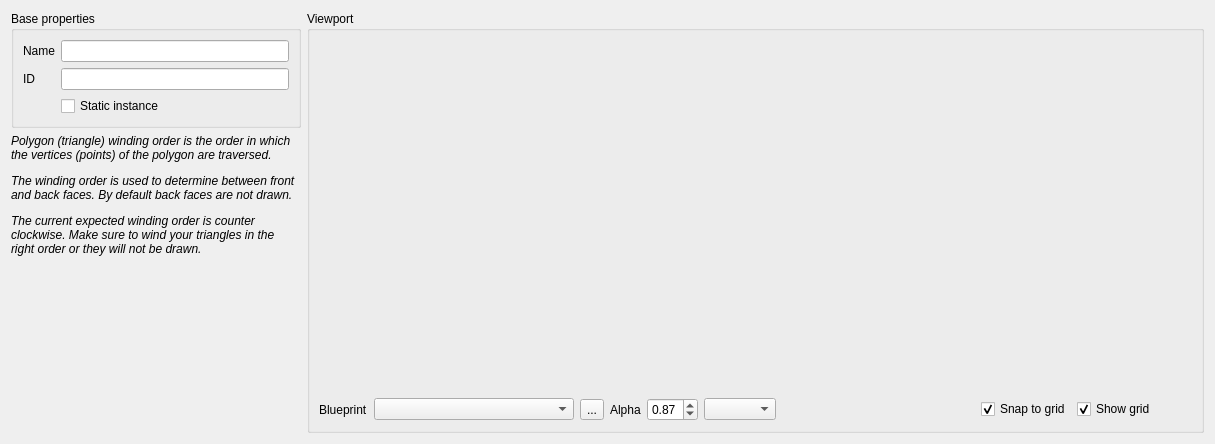
This is editor/gui/polygonwidget.ui in ensisoft/detonator as Qt 5 draws it before an edit. The edited form follows.
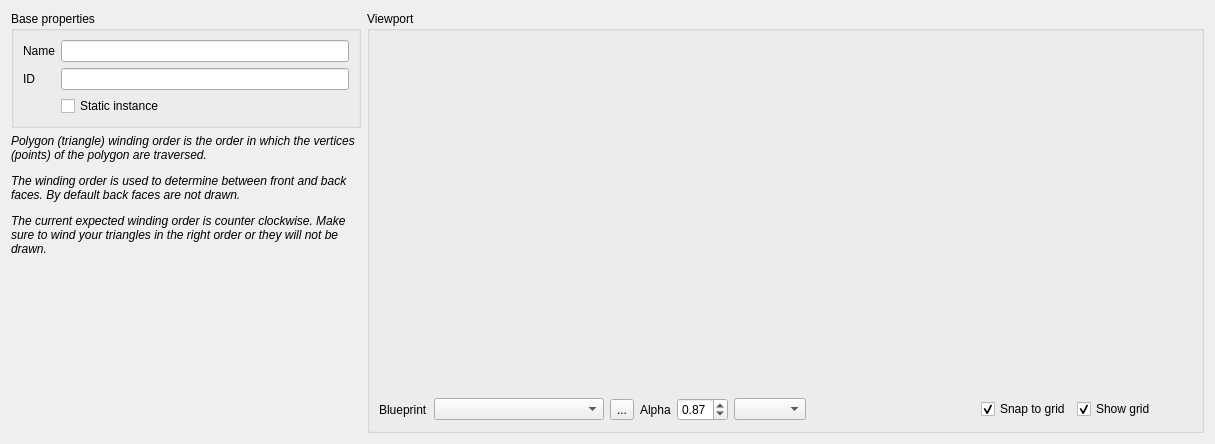
This is the edited form. Icons and pictures are not drawn. Custom widgets are drawn as their Qt base class.

What changed in the file:
```diff
--- a/editor/gui/polygonwidget.ui
+++ b/editor/gui/polygonwidget.ui
@@ -22,6 +22,18 @@
     <layout class="QVBoxLayout" name="verticalLayout_3">
      <item>
       <widget class="QGroupBox" name="baseProperties">
+       <property name="minimumSize">
+        <size>
+         <width>350</width>
+         <height>0</height>
+        </size>
+       </property>
+       <property name="maximumSize">
+        <size>
+         <width>350</width>
+         <height>16777215</height>
+        </size>
+       </property>
        <property name="title">
         <string>Base properties</string>
        </property>
```
